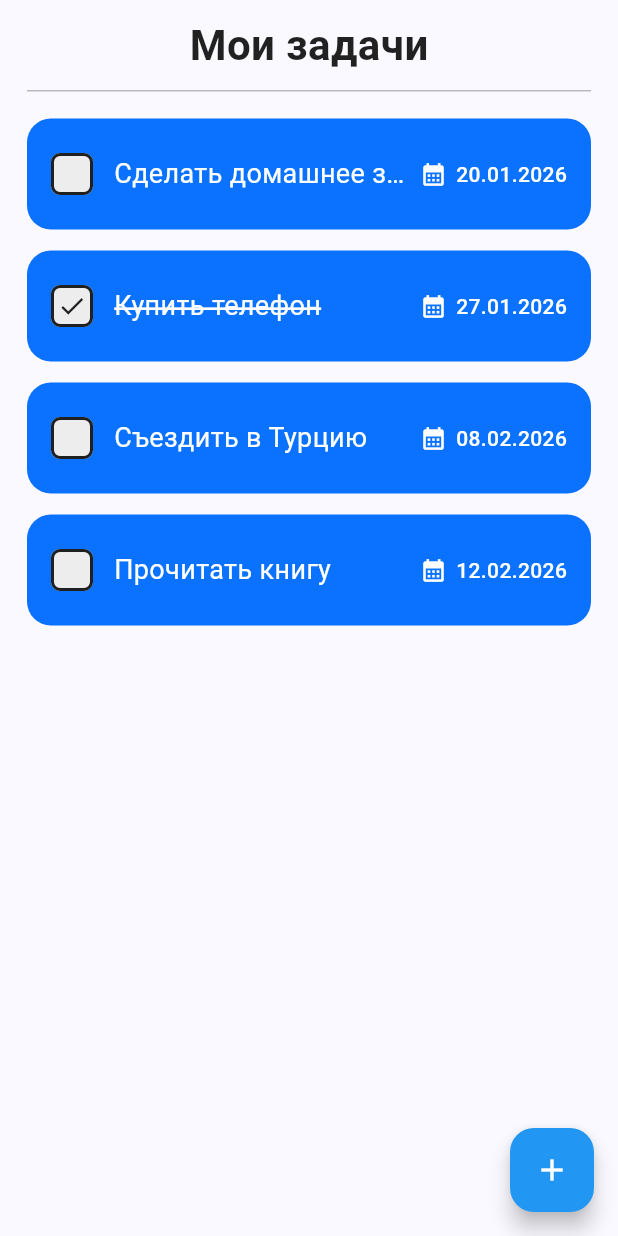
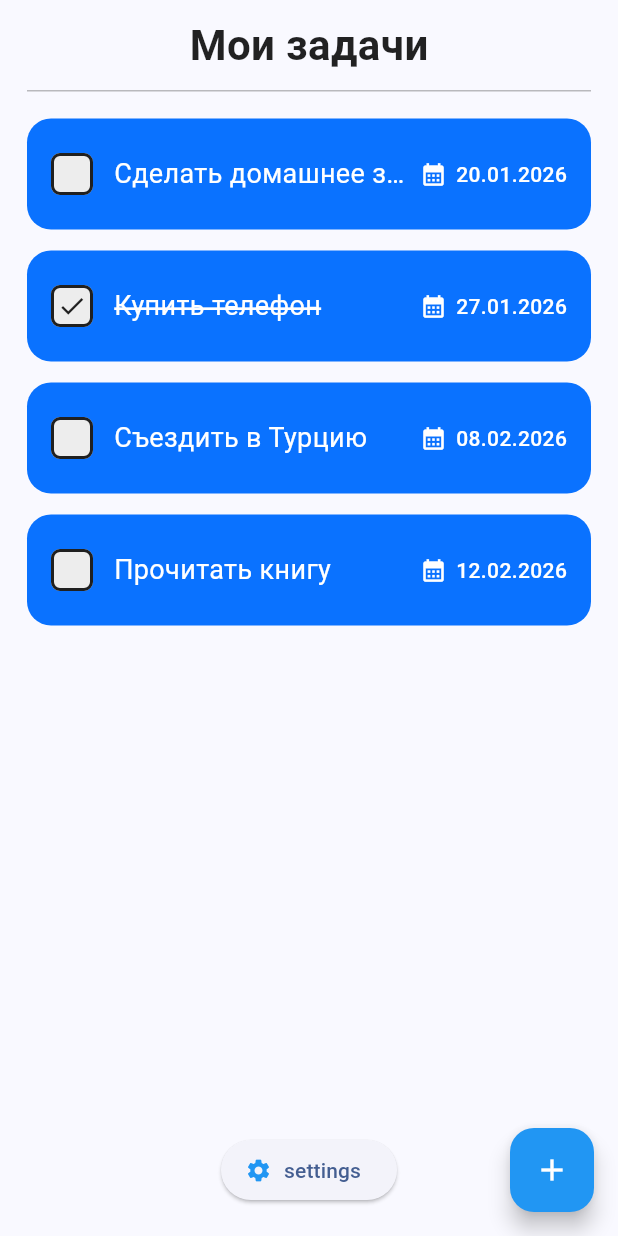
Before and after one commit to Aziza580/homework1_month3, a Flutter app: the screen it shows after launch, on a phone screen of 412 x 824 dp. Run offline on Flutter 3.47's test engine with Material 3 defaults, Android fonts, the phone set to English and light mode, and no system bars; our stand-ins replace flutter_bloc.

Commit message:
first commit

```diff
--- a/lib/home/home_page.dart
+++ b/lib/home/home_page.dart
@@ -5,6 +5,7 @@ import 'package:to_do_list_month3/database/todo_repository.dart';
 import 'package:to_do_list_month3/home/home_state.dart';
 import 'package:to_do_list_month3/home/home_view_model.dart';
 import 'package:flutter_bloc/flutter_bloc.dart';
+import 'package:to_do_list_month3/settings/settings_page.dart';
 import 'todo_tile.dart';
 
 class MyHomePage extends StatefulWidget {
@@ -113,6 +114,16 @@ class _MyHomePageState extends State<MyHomePage> {
                 // ),
               ),
               const SizedBox(height: 16),
+
+               ElevatedButton.icon(
+                 icon: Icon(Icons.settings, color: Colors.blue),
+                 label: Text('settings'),
+                 onPressed: () => Navigator.push(
+                   context,
+                   MaterialPageRoute(builder: (_) => SettingsPage())),
+                   ),
+
+                   SizedBox(height: 20),
             ],
           ),
           )
```
Also changed, not shown: lib/settings/settings_page.dart (+35 -0 lines).
